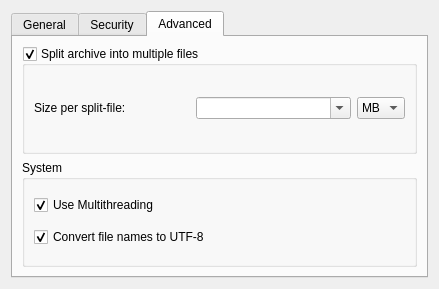
Above: kerfuffle/createdialogui.ui from KDE/ark before the change. Below: the same form after it.
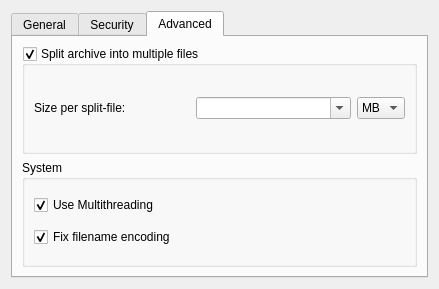
That is the form after the change. The open tabs and pages were chosen to show the change. Custom widgets are drawn as their Qt base class.

Commit message: fix multipart archive support in creation dialog

The edit to the form file:
```diff
--- a/kerfuffle/createdialogui.ui
+++ b/kerfuffle/createdialogui.ui
@@ -422,7 +422,7 @@
           <item>
            <widget class="QCheckBox" name="utf8CheckBox">
             <property name="text">
-             <string>Convert file names to UTF-8</string>
+             <string>Fix filename encoding</string>
             </property>
             <property name="checked">
              <bool>true</bool>
```
The commit also changes 2 other files.
